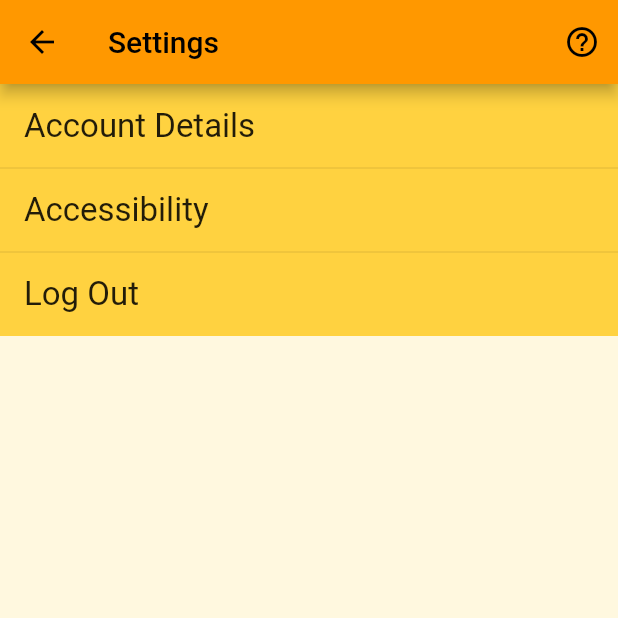
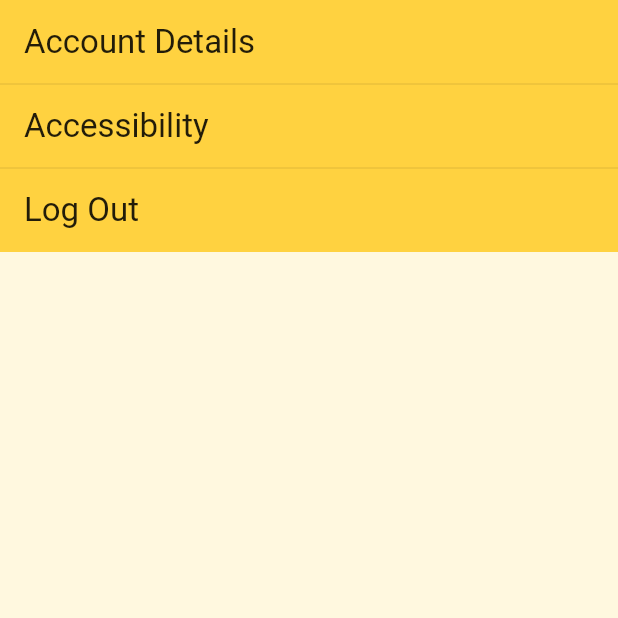
Before and after one commit to bsalloum123/lsat_prep_app_2, a Flutter app: the settings screen opened directly, on a phone screen of 412 x 824 dp, the top half of it. Run offline on Flutter 3.47's test engine with Material 2 defaults, Android fonts, the phone set to English and light mode, and no system bars; our stand-ins replace cloud_firestore, firebase_auth, firebase_core; accounts and stored records are empty.

Commit message:
Fixing double appbar error

```diff
--- a/lib/settings.dart
+++ b/lib/settings.dart
@@ -10,19 +10,6 @@ class settings extends StatelessWidget {
   @override
   Widget build(BuildContext context) {
     return Scaffold(
-        appBar: AppBar(
-          title: const Text('Settings'),
-          actions: <Widget>[
-            IconButton(
-              icon: const Icon(Icons.help_outline),
-              tooltip: 'Show help',
-              onPressed: () {
-                ScaffoldMessenger.of(context).showSnackBar(
-                    const SnackBar(content: Text('This is a help bar')));
-              },
-            ),
-          ],
-        ),
         body:
         ListView(
             children:ListTile.divideTiles(
```
Also changed, not shown: lib/homePage.dart (+0 -13 lines), lib/navBar.dart (+10 -0 lines).
